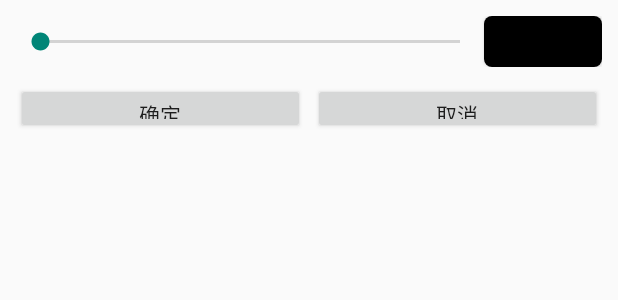
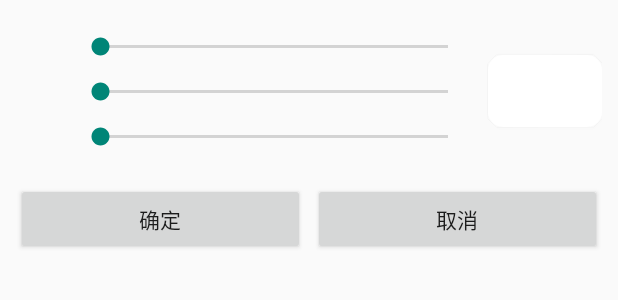
Before and after one commit to skybosi/ImaginerApp, an Android app: the layout color_select.xml on its own in the app's theme, with its tools: preview values and no code run, on a phone screen of 412 x 824 dp. Shown: the top 300 px of the screen. Run offline under Robolectric (Android 15) with nearby library versions, the phone set to English and light mode, and no system bars.

Commit message:
improve color selecter

```diff
--- a/app/src/main/res/drawable/shape.xml
+++ b/app/src/main/res/drawable/shape.xml
@@ -1,10 +1,6 @@
-<!-- res/drawable/button_shape_normal.xml -->
 <shape xmlns:android="http://schemas.android.com/apk/res/android"
     android:shape="rectangle" >
-
     <!-- rounded corner -->
-    <corners android:radius="5dp" />
-
-    <solid android:color="#000000" />
-
+    <corners android:radius="10dp" />
+    <solid android:color="#FFFFFF" />
 </shape>
--- a/app/src/main/res/layout/color_select.xml
+++ b/app/src/main/res/layout/color_select.xml
@@ -1,48 +1,82 @@
 <?xml version="1.0" encoding="utf-8"?>
 <LinearLayout xmlns:android="http://schemas.android.com/apk/res/android"
     android:layout_width="match_parent"
-    android:layout_height="100dp"
+    android:layout_height="wrap_content"
     android:orientation="vertical"
-    android:weightSum="1"
-    android:padding="@dimen/magin">
-
+    android:padding="@dimen/magin"
+    android:weightSum="1">
     <LinearLayout
         android:layout_width="match_parent"
         android:layout_height="0dp"
-        android:layout_weight="0.5"
-        android:weightSum="1"
+        android:layout_margin="@dimen/magin"
+        android:layout_weight="0.7"
+        android:layout_gravity="center"
         android:orientation="horizontal"
-        android:layout_margin="@dimen/magin">
-
-        <SeekBar
-            android:id="@+id/colorCtrl"
+        android:weightSum="1">
+        <LinearLayout
             android:layout_width="0dp"
             android:layout_height="wrap_content"
-            android:layout_gravity="center"
-            android:max="0xFFFFFF"
+            android:layout_margin="@dimen/magin"
             android:layout_weight="0.8"
-            android:progress="0" />
+            android:orientation="vertical"
+            android:weightSum="1"
+            android:layout_marginBottom="10dp"
+            android:layout_gravity="center_vertical">
+            <!--<include-->
+                <!--android:id="@+id/colorCtrlA"-->
+                <!--layout="@layout/seekbar"/>-->
+            <include
+                android:id="@+id/colorCtrlR"
+                layout="@layout/seekbar"/>
+            <include
+                android:id="@+id/colorCtrlG"
+                layout="@layout/seekbar"/>
+            <include
+                android:id="@+id/colorCtrlB"
+                layout="@layout/seekbar"/>
+            <!--<SeekBar-->
+                <!--android:id="@+id/colorCtrlR"-->
+                <!--android:layout_width="match_parent"-->
+                <!--android:layout_height="match_parent"-->
+                <!--android:max="0xFF"-->
+                <!--android:padding="@dimen/magin"-->
+                <!--android:progress="0" />-->
+            <!--<SeekBar-->
+                <!--android:id="@+id/colorCtrlG"-->
+                <!--android:layout_width="match_parent"-->
+                <!--android:layout_height="match_parent"-->
+                <!--android:max="0xFF"-->
+                <!--android:padding="@dimen/magin"-->
+                <!--android:progress="0" />-->
+            <!--<SeekBar-->
+                <!--android:id="@+id/colorCtrlB"-->
+                <!--android:layout_width="match_parent"-->
+                <!--android:layout_height="match_parent"-->
+                <!--android:max="0xFF"-->
+                <!--android:padding="@dimen/magin"-->
+                <!--android:progress="0" />-->
+        </LinearLayout>
         <Button
             android:id="@+id/colorShow"
             android:layout_width="0dp"
             android:layout_height="wrap_content"
             android:layout_weight="0.2"
-            android:background="@drawable/shape" />
+            android:background="@drawable/shape"
+            android:layout_gravity="center_vertical" />
     </LinearLayout>
-
     <LinearLayout
         android:layout_width="match_parent"
         android:layout_height="0dp"
+        android:layout_margin="@dimen/magin"
+        android:layout_weight="0.3"
         android:orientation="horizontal"
-        android:layout_weight="0.5"
-        android:weightSum="1"
-        android:layout_margin="@dimen/magin">
+        android:weightSum="1">
         <Button
             android:id="@+id/yes"
             android:layout_width="wrap_content"
             android:layout_height="wrap_content"
             android:layout_weight="0.5"
-            android:text="确定"/>
+            android:text="确定" />
         <Button
             android:id="@+id/no"
             android:layout_width="wrap_content"
--- /dev/null
+++ b/app/src/main/res/layout/seekbar.xml
@@ -0,0 +1,20 @@
+<?xml version="1.0" encoding="utf-8"?>
+<LinearLayout xmlns:android="http://schemas.android.com/apk/res/android"
+    android:layout_width="match_parent"
+    android:layout_height="wrap_content"
+    android:layout_gravity="center"
+    android:layout_margin="@dimen/magin"
+    android:weightSum="1">
+    <TextView
+        android:id="@+id/text"
+        android:layout_width="0dp"
+        android:layout_height="match_parent"
+        android:layout_weight="0.1"/>
+    <SeekBar
+        android:id="@+id/seek"
+        android:layout_width="0dp"
+        android:layout_height="match_parent"
+        android:layout_weight="0.9"
+        android:max="0xFF"
+        android:progress="0" />
+</LinearLayout>
```
Also changed, not shown: app/src/main/java/com/skybosi/imaginer/MainActivity.java (+54 -6 lines).
